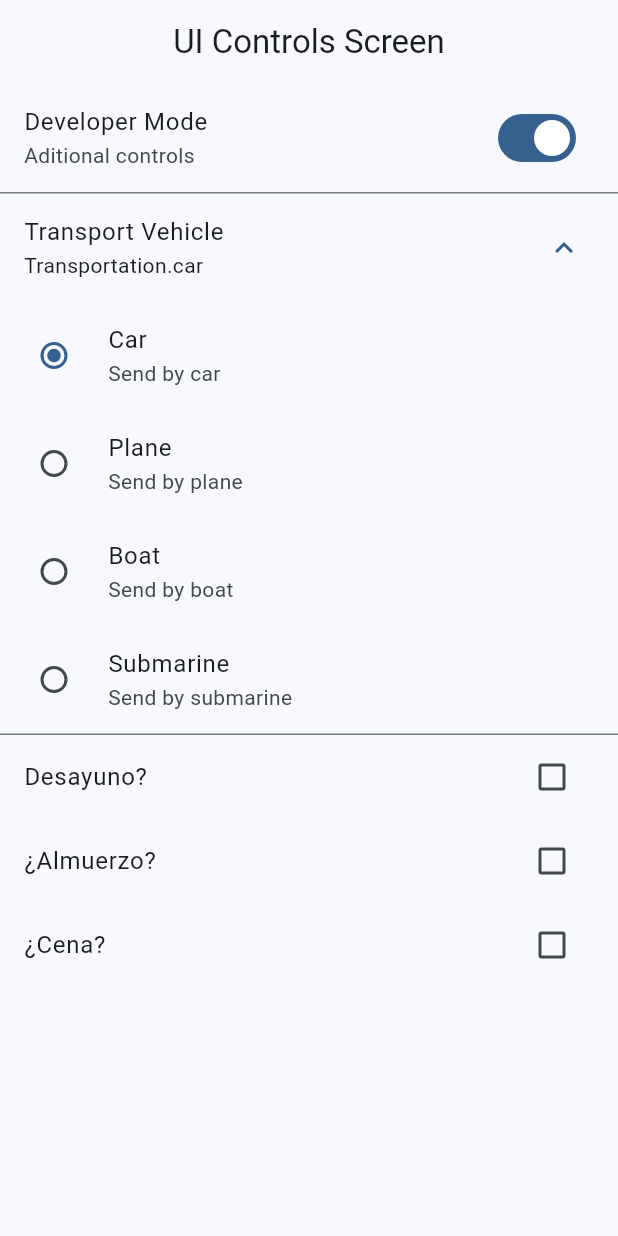
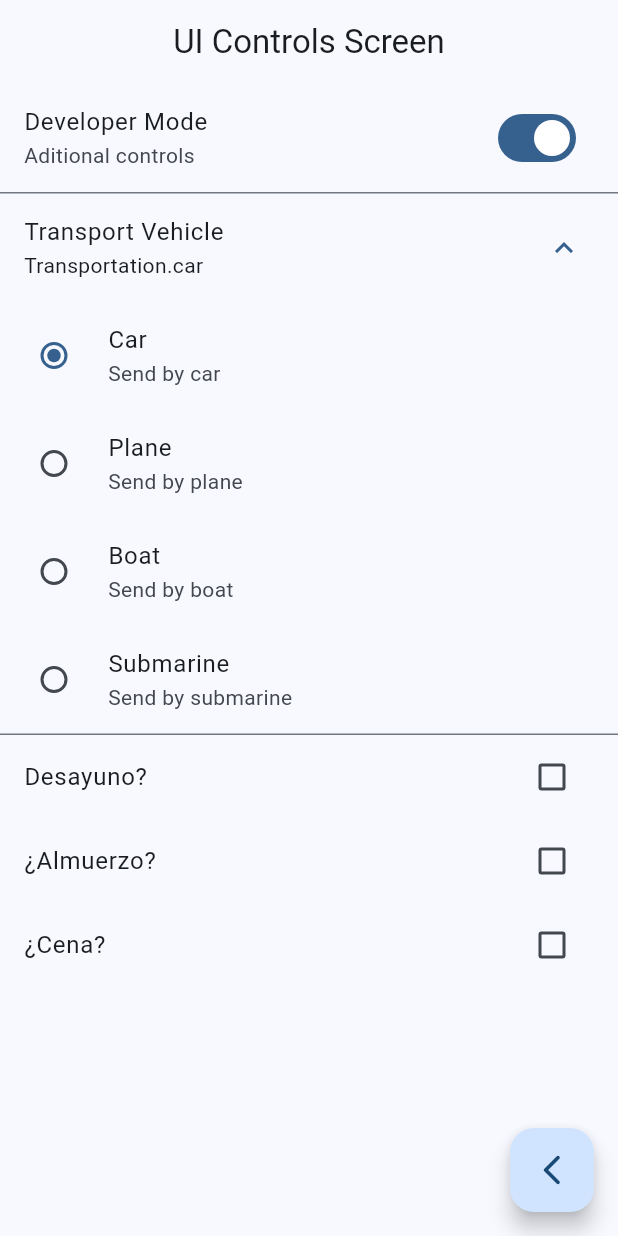
Before and after one commit to isaias-alt/widgets_app, a Flutter app: the UiControlsScreen screen opened by its route, on a phone screen of 412 x 824 dp. Run offline on Flutter 3.47's test engine with Material 3 defaults, Android fonts, the phone set to English and light mode, and no system bars; our stand-ins replace animate_do, go_router.

Commit message:
add floatingActionButton

```diff
--- a/lib/presentation/screens/buttons/buttons_screen.dart
+++ b/lib/presentation/screens/buttons/buttons_screen.dart
@@ -13,7 +13,7 @@ class ButtonsSreen extends StatelessWidget {
       ),
       body: const _ButtonsView(),
       floatingActionButton: FloatingActionButton(
-        child: const Icon(Icons.arrow_back_rounded),
+        child: const Icon(Icons.arrow_back_ios_new_rounded),
         onPressed: () => context.pop(),
       ),
     );
--- a/lib/presentation/screens/progress/progress_screen.dart
+++ b/lib/presentation/screens/progress/progress_screen.dart
@@ -1,4 +1,5 @@
 import 'package:flutter/material.dart';
+import 'package:go_router/go_router.dart';
 
 class ProgressScreen extends StatelessWidget {
   static const String name = 'progress_screen';
@@ -12,6 +13,10 @@ class ProgressScreen extends StatelessWidget {
         title: const Text('Progress Indicators'),
       ),
       body: const _ProgressView(),
+      floatingActionButton: FloatingActionButton(
+        onPressed: () => context.pop(),
+        child: const Icon(Icons.arrow_back_ios_new_rounded),
+      ),
     );
   }
 }
--- a/lib/presentation/screens/ui_controls/ui_controls_screen.dart
+++ b/lib/presentation/screens/ui_controls/ui_controls_screen.dart
@@ -1,4 +1,5 @@
 import 'package:flutter/material.dart';
+import 'package:go_router/go_router.dart';
 
 class UiControlsScreen extends StatelessWidget {
   static const String name = 'ui_controls_screen';
@@ -12,6 +13,10 @@ class UiControlsScreen extends StatelessWidget {
         title: const Text('UI Controls Screen'),
       ),
       body: const _UiControlsView(),
+      floatingActionButton: FloatingActionButton(
+        onPressed: () => context.pop(),
+        child: const Icon(Icons.arrow_back_ios_new_rounded),
+      ),
     );
   }
 }
```
